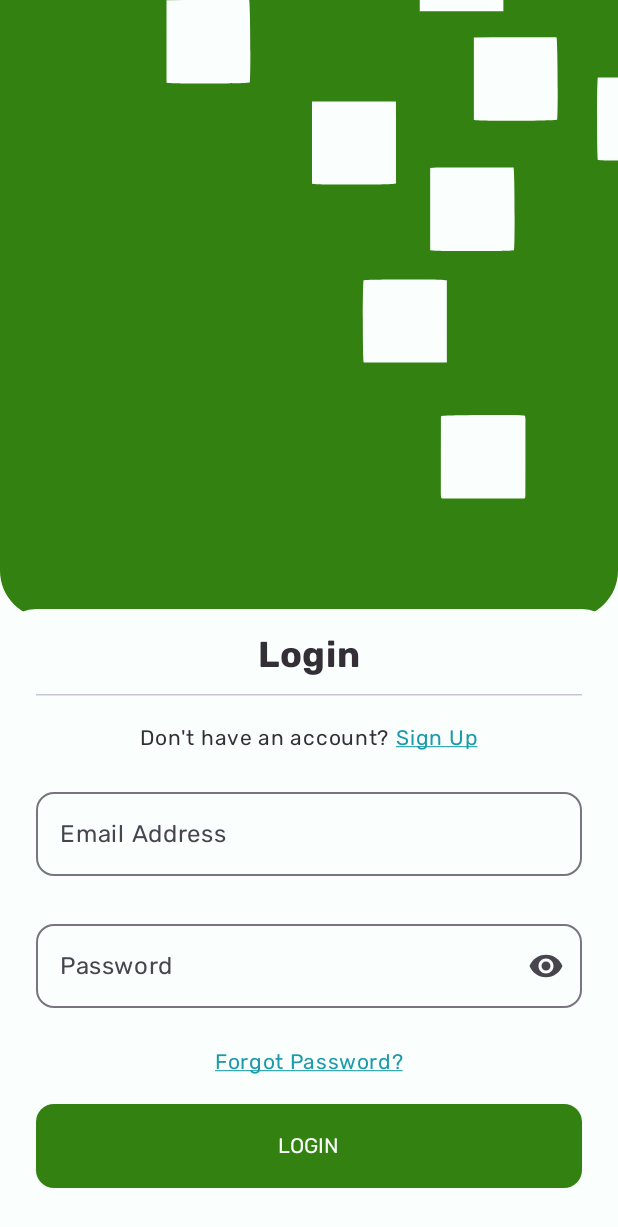
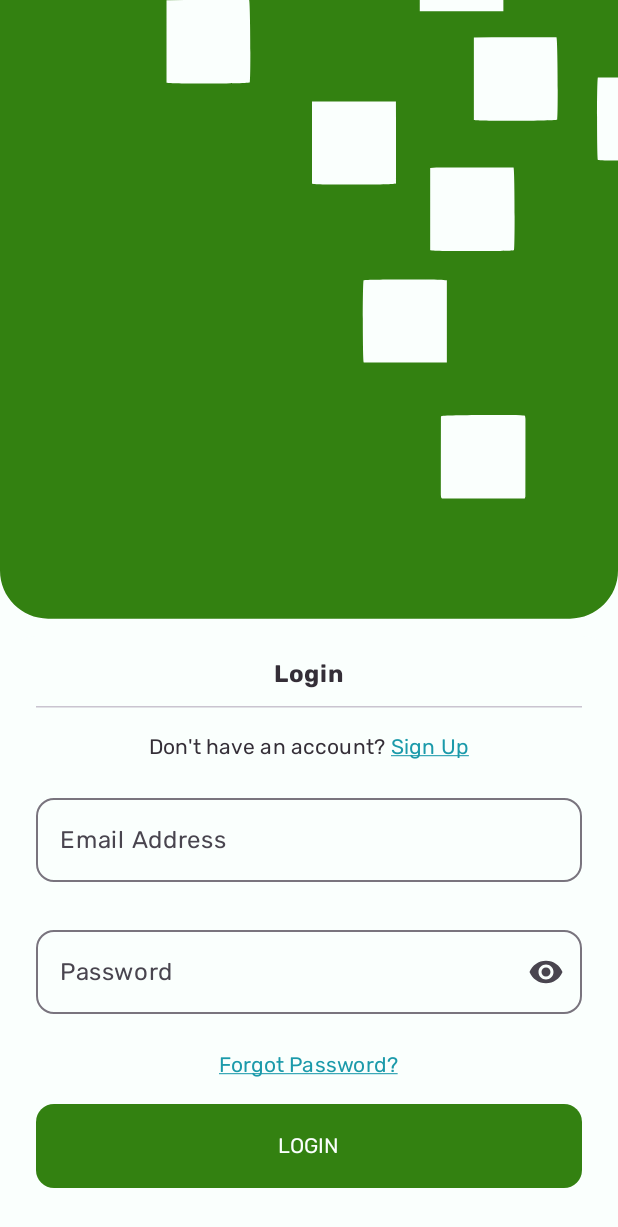
Before and after one commit to WizeOnOfficial/MultimediaNusantaraClinicApp, an Android app built with Jetpack Compose: the screen it shows after launch (MainActivity), after a tap on "Next", on a phone screen of 412 x 824 dp. Shown: the top 1227 px of the screen. Run offline under Robolectric (Android 15) with nearby library versions, the phone set to English and light mode, and no system bars; 2 other taps on this screen came first.

Commit message:
Fixed Last Bits Of Font Size

```diff
--- a/app/src/main/java/org/umn/multimedianusantaraclinic/ui/component/activity/ActivityListItem.kt
+++ b/app/src/main/java/org/umn/multimedianusantaraclinic/ui/component/activity/ActivityListItem.kt
@@ -118,7 +118,6 @@ fun ActivityListItem(data: ActivityItemData, onItemClick: (String) -> Unit) {
                         text = "${data.id} • ${data.subCategory}",
                         style = MaterialTheme.typography.labelMedium,
                         color = Gray,
-                        fontSize = 11.sp
                     )
                 }
             }
@@ -160,7 +159,6 @@ fun ActivityListItem(data: ActivityItemData, onItemClick: (String) -> Unit) {
                         text = "Last updated",
                         style = MaterialTheme.typography.labelSmall,
                         color = Gray,
-                        fontSize = 11.sp
                     )
                 }
 
@@ -169,7 +167,6 @@ fun ActivityListItem(data: ActivityItemData, onItemClick: (String) -> Unit) {
                     style = MaterialTheme.typography.labelSmall,
                     fontWeight = FontWeight.Bold,
                     color = MaterialTheme.colorScheme.onPrimary,
-                    fontSize = 11.sp
                 )
             }
         }
--- a/app/src/main/java/org/umn/multimedianusantaraclinic/ui/screen/auth/Introduction.kt
+++ b/app/src/main/java/org/umn/multimedianusantaraclinic/ui/screen/auth/Introduction.kt
@@ -109,7 +109,6 @@ fun IntroductionScreen(onFinished: () -> Unit) {
                     style = MaterialTheme.typography.headlineLarge,
                     fontWeight = FontWeight.Bold,
                     color = MaterialTheme.colorScheme.onSurface,
-                    fontSize = 32.sp
                 )
 
                 Spacer(modifier = Modifier.height(16.dp))
@@ -119,7 +118,6 @@ fun IntroductionScreen(onFinished: () -> Unit) {
                     style = MaterialTheme.typography.bodyLarge,
                     modifier = Modifier.height(72.dp),
                     color = Gray,
-                    fontSize = 16.sp,
                     lineHeight = 22.sp,
                 )
 
--- a/app/src/main/java/org/umn/multimedianusantaraclinic/ui/screen/auth/Login.kt
+++ b/app/src/main/java/org/umn/multimedianusantaraclinic/ui/screen/auth/Login.kt
@@ -160,7 +160,6 @@ fun LoginScreen(
                 ) {
                     Text(
                         text = if (isSignUpMode) "Sign Up" else "Login",
-                        fontSize = 24.sp,
                         style = MaterialTheme.typography.bodyLarge.copy(
                             fontWeight = FontWeight.Bold
                         )
@@ -174,11 +173,11 @@ fun LoginScreen(
                     ) {
                         Text(
                             text = if (isSignUpMode) "Already have an account? " else "Don't have an account? ",
-                            fontSize = 14.sp
+                            style = MaterialTheme.typography.labelLarge
                         )
                         Text(
                             text = if (isSignUpMode) "Sign In" else "Sign Up",
-                            fontSize = 14.sp,
+                            style = MaterialTheme.typography.labelLarge,
                             color = Cyan40,
                             textDecoration = TextDecoration.Underline,
                             modifier = Modifier.clickable {
@@ -270,7 +269,7 @@ fun LoginScreen(
                     if (!isSignUpMode) {
                         Text(
                             text = "Forgot Password?",
-                            fontSize = 14.sp,
+                            style = MaterialTheme.typography.labelLarge,
                             textDecoration = TextDecoration.Underline,
                             modifier = Modifier
                                 .padding(top = 8.dp)
```
